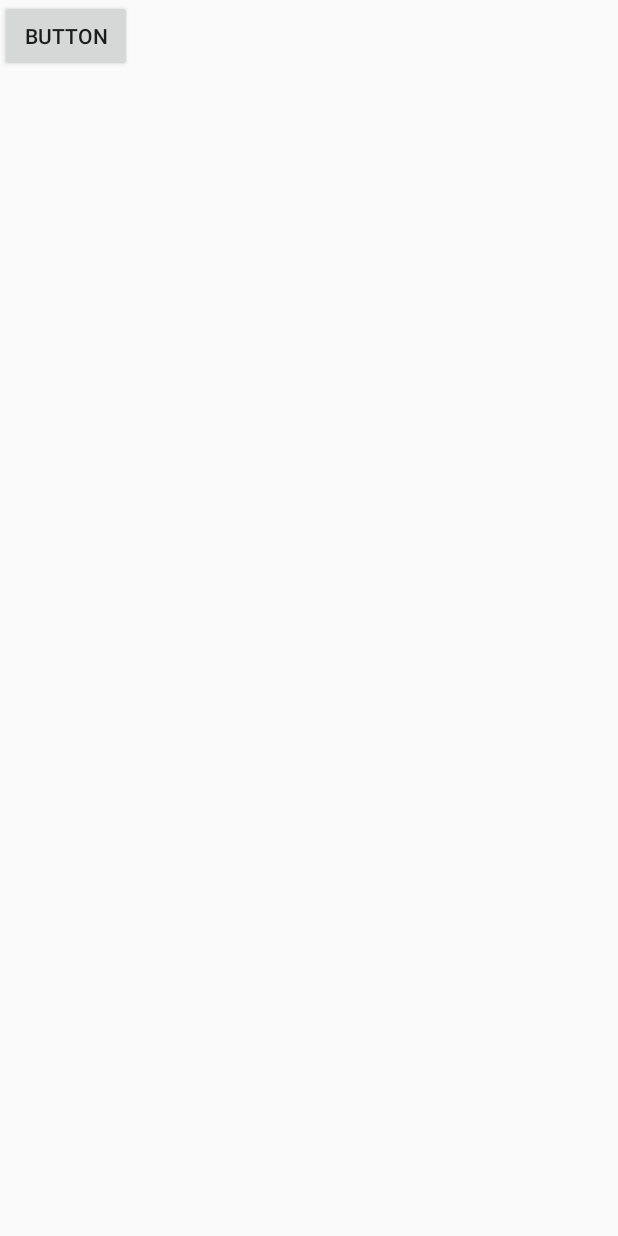
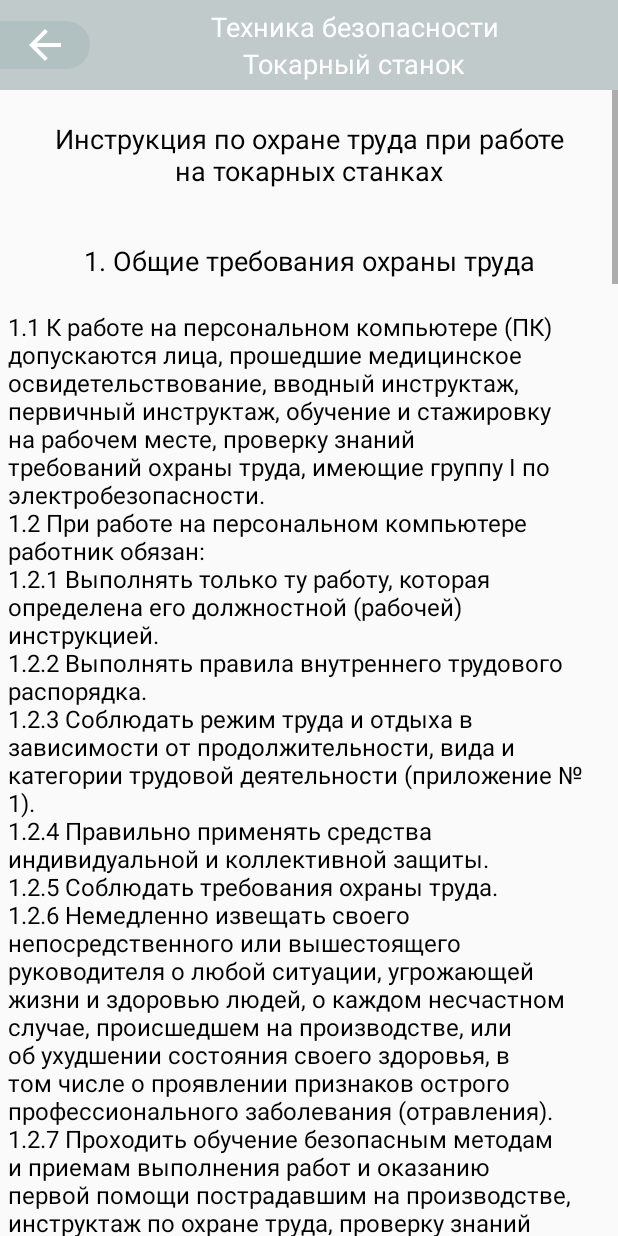
Before and after one commit to Shrek4/spravochnik_ot_tb, an Android app: the tb screen opened directly, with no data from a screen before it, on a phone screen of 412 x 824 dp. Run offline under Robolectric (Android 15) with nearby library versions, the phone set to English and light mode, and no system bars.

Commit message:
Add tb screen

```diff
--- a/app/app/src/main/java/com/example/tb/tb.java
+++ b/app/app/src/main/java/com/example/tb/tb.java
@@ -4,12 +4,149 @@ import androidx.appcompat.app.AppCompatActivity;
 
 import android.content.Intent;
 import android.os.Bundle;
+import android.text.Layout;
+import android.view.ContextThemeWrapper;
+import android.view.View;
+import android.view.View.OnClickListener;
+import android.widget.ImageView;
+import android.widget.LinearLayout;
+import android.widget.TextView;
+
+import java.util.ArrayList;
 
 public class tb extends AppCompatActivity {
+    private String pageTitle;
+    private String pageName;
+    private String tbName;
+
+    private TextView tv_pageTitle;
+    private TextView tv_pageName;
+    private TextView tv_tbName;
+
+    private LinearLayout layout;
+
+    private ImageView btnBack;
 
     @Override
     protected void onCreate(Bundle savedInstanceState) {
         super.onCreate(savedInstanceState);
         setContentView(R.layout.activity_tb);
+
+        tv_pageTitle = findViewById(R.id.page_title);
+        tv_pageName = findViewById(R.id.page_name);
+        tv_tbName = findViewById(R.id.tb_name);
+        layout = findViewById(R.id.linerForText);
+        btnBack = findViewById(R.id.back_button);
+
+        pageTitle = "Техника безопасности";
+        pageName = "Токарный станок";
+        tbName = "Инструкция по охране труда при работе на токарных станках";
+
+        tv_pageTitle.setText(pageTitle);
+        tv_pageName.setText(pageName);
+        tv_tbName.setText(tbName);
+
+        ArrayList<String> titles = new ArrayList<>();
+        ArrayList<String> texts = new ArrayList<>();
+
+        titles.add("1. Общие требования охраны труда");
+        titles.add("2. Требования охраны труда перед началом работы");
+        titles.add("3. Требования охраны труда во время работы");
+        titles.add("4. Требования охраны труда в аварийных ситуациях");
+        titles.add("5. Требования охраны труда по окончании работы");
+
+        texts.add("1.1 К работе на персональном компьютере (ПК) допускаются лица, прошедшие медицинское освидетельствование, вводный инструктаж, первичный инструктаж, обучение и стажировку на рабочем месте, проверку знаний требований охраны труда, имеющие группу I по электробезопасности.\n" +
+                "1.2 При работе на персональном компьютере работник обязан:\n" +
+                "1.2.1 Выполнять только ту работу, которая определена его должностной (рабочей) инструкцией.\n" +
+                "1.2.2 Выполнять правила внутреннего трудового распорядка.\n" +
+                "1.2.3 Соблюдать режим труда и отдыха в зависимости от продолжительности, вида и категории трудовой деятельности (приложение № 1).\n" +
+                "1.2.4 Правильно применять средства индивидуальной и коллективной защиты.\n" +
+                "1.2.5 Соблюдать требования охраны труда.\n" +
+                "1.2.6 Немедленно извещать своего непосредственного или вышестоящего руководителя о любой ситуации, угрожающей жизни и здоровью людей, о каждом несчастном случае, происшедшем на производстве, или об ухудшении состояния своего здоровья, в том числе о проявлении признаков острого профессионального заболевания (отравления).\n" +
+                "1.2.7 Проходить обучение безопасным методам и приемам выполнения работ и оказанию первой помощи пострадавшим на производстве, инструктаж по охране труда, проверку знаний требований охраны труда.\n" +
+                "1.2.8 Проходить обязательные периодические (в течение трудовой деятельности) медицинские осмотры (обследования), а также проходить внеочередные медицинские осмотры (обследования) по направлению работодателя в случаях, предусмотренных Трудовым кодексом и иными федеральными законами.\n" +
+                "1.2.9 Уметь оказывать первую помощь пострадавшим от электрического тока и при других несчастных случаях.\n" +
+                "1.2.10 Уметь применять первичные средства пожаротушения.\n" +
+                "1.3 При эксплуатации персонального компьютера на работника могут оказывать действие следующие опасные и вредные производствен¬ные факторы:\n" +
+                "-повышенный уровень электромагнитных излучений;\n" +
+                "-повышенный уровень статического электричества;\n" +
+                "-пониженная ионизация воздуха;\n" +
+                "-статические физические перегрузки;\n" +
+                "-перенапряжение зрительных анализаторов\n" +
+                "-недостаточная освещенность рабочего места.\n" +
+                "1.4 Конструкция ПЭВМ должна обеспечивать возможность поворота корпуса в горизонтальной и вертикальной плоскости с фиксацией в заданном положении для обеспечения фронтального наблюдения экрана ВДТ. Дизайн ПЭВМ должен предусматривать окраску корпуса в спокойные мягкие тона с диффузным рассеиванием света. Корпус ПЭВМ, клавиатура и другие блоки и устройства ПЭВМ должны иметь матовую поверхность с коэффициентом отражения 0,4 - 0,6 и не иметь блестящих деталей, способных создавать блики.\n" +
+                "1.5 Конструкция ВДТ должна предусматривать регулирование яркости и контрастности.\n" +
+                "1.6 Площадь на одно рабочее место пользователей ПЭВМ с ВДТ на базе электронно-лучевой трубки (ЭЛТ) должна составлять не менее 6 м2, в помещениях культурно-развлекательных учреждений и с ВДТ на базе плоских дискретных экранов (жидкокристаллические, плазменные) - 4,5 м2.\n" +
+                "При использовании ПВЭМ с ВДТ на базе ЭЛТ (без вспомогательных устройств - принтер, сканер и др.), отвечающих требованиям международных стандартов безопасности компьютеров, с продолжительностью работы менее 4-х часов в день допускается минимальная площадь 4,5 м2 на одно рабочее место пользователя (взрослого и учащегося высшего профессионального образования).\n" +
+                "1.7 Помещения, где размещаются рабочие места с ПЭВМ, должны быть оборудованы защитным заземлением (занулением) в соответствии с техническими требованиями по эксплуатации.\n" +
+                "1.8 Рабочие места с компьютерами должны размещаться таким образом, чтобы расстояние от экрана одного видеомонитора до тыла другого было не менее 2м, а расстояние между боковыми поверхностями видеомониторов - не менее 1,2м.\n" +
+                "1.9 Рабочие столы следует размещать таким образом, чтобы видео-дисплейные терминалы были ориентированы боковой стороной к световым проемам, чтобы естественный свет падал преимущественно слева.\n" +
+                "1.10 Оконные проемы в помещениях, где используются персональные компьютеры, должны быть оборудованы регулируемыми устройствами типа: жалюзи, занавесей, внешних козырьков и др.\n" +
+                "1.11 Искусственное освещение в помещениях для эксплуатации ПЭВМ должно осуществляться системой общего равномерного освещения. В производственных и административно-общественных помещениях, в случаях преимущественной работы с документами, следует применять системы комбинированного освещения (к общему освещению дополнительно устанавливаются светильники местного освещения, предназначенные для освещения зоны расположения документов).\n" +
+                "1.12 Экран видеомонитора должен находиться от глаз пользователя на расстоянии 600 - 700 мм, но не ближе 500 мм с учетом размеров алфавитно-цифровых знаков и символов.\n" +
+                "1.13 Рабочая мебель для пользователей компьютерной техникой должна отвечать следующим требованиям:\n" +
+                "-высота рабочей поверхности стола должна регулироваться в пределах 680-800мм; при отсутствии такой возможности высота рабочей поверхности стола должна составлять 725мм;\n" +
+                "-рабочий стол должен иметь пространство для ног высотой не менее 600 мм, шириной - не менее 500 мм, глубиной на уровне колен - не менее 450 мм и на уровне вытянутых ног - не менее 650 мм;\n" +
+                "-рабочий стул (кресло) должен быть подъемно-поворотным, регулируемым по высоте и углам наклона сиденья и спинки, а также расстоянию спинки от переднего края сиденья, при этом регулировка каждого параметра должна быть независимой, легко осуществляемой и иметь надежную фиксацию;\n" +
+                "-рабочее место должно быть оборудовано подставкой для ног, имеющей ширину не менее 300мм, глубину не менее 400мм, регулировку по высоте в пределах до 150мм и по углу наклона опорной поверхности подставки до 20о; поверхность подставки должна быть рифленой и иметь по переднему краю бортик высотой 10мм;\n" +
+                "-клавиатуру следует располагать на поверхности стола на расстоянии 100 - 300 мм от края, обращенного к пользователю, или на специальной, регулируемой по высоте рабочей поверхности, отделенной от основной столешницы.\n" +
+                "1.14 В помещениях, оборудованных ПЭВМ, проводится ежедневная влажная уборка и систематическое проветривание после каждого часа работы на ПЭВМ.\n" +
+                "1.15 Женщины со времени установления беременности переводятся на работы, не связанные с использованием ПЭВМ, или для них ограничивается время работы с ПЭВМ (не более 3-х часов за рабочую смену).\n" +
+                "1.16 В случаях травмирования или недомогания необходимо прекратить работу, известить об этом руководителя работ и обратиться в медицинское учреждение.\n" +
+                "1.17 За невыполнение данной инструкции виновные привлекаются к ответственности согласно законодательства Российской Федерации.\n");
+        texts.add("2.1 Подготовить рабочее место.\n" +
+                "2.2 Отрегулировать освещение на рабочем месте, убедиться в отсутствии бликов на экране.\n" +
+                "2.3 Проверить правильность подключения оборудования к электросети.\n" +
+                "2.4 Проверить исправность проводов питания и отсутствие оголенных участков проводов.\n" +
+                "2.5 Убедиться в наличии заземления системного блока, монитора и защитного экрана.\n" +
+                "2.6 Протереть антистатической салфеткой поверхность экрана монитора и защитного экрана.\n" +
+                "2.7 Проверить правильность установки стола, стула, подставки для ног, пюпитра, угла наклона экрана, положение клавиатуры, положение «мыши» на специальном коврике, при необходимости произвести регулировку рабочего стола и кресла, а также расположение элементов компьютера в соответствии с требованиями эргономики и в целях исключения неудобных поз и длительных напряжений тела.\n");
+        texts.add("3.1 Работнику при работе на ПК запрещается:\n" +
+                "-прикасаться к задней панели системного блока (процессора) при включенном питании;\n" +
+                "-переключать разъемы интерфейсных кабелей периферийных устройств при включенном питании;\n" +
+                "-допускать попадание влаги на поверхность системного блока (процессора), монитора, рабочую поверхность клавиатуры, дисководов, принтеров и других устройств;\n" +
+                "-производить самостоятельное вскрытие и ремонт оборудования;\n" +
+                "-работать на компьютере при снятых кожухах;\n" +
+                "-отключать оборудование от электросети и выдергивать электровилку, держась за шнур.\n" +
+                "3.2 Во время регламентированных перерывов с целью снижения нервно-эмоционального напряжения, утомления зрительного анализатора, устранения влияния гиподинамии и гипокинезии, предотвращения развития познотонического утомления выполнять комплексы упражнений.\n");
+        texts.add("4.1 Во всех случаях обрыва проводов питания, неисправности заземления и других повреждений, появления гари, немедленно отключить питание и сообщить об аварийной ситуации руководителю.\n" +
+                "4.2 Не приступать к работе до устранения неисправностей.\n" +
+                "4.3 При возникновении пожара, задымлении:\n" +
+                "4.3.1 Немедленно сообщить по телефону «01» в пожарную охрану, оповестить работающих, поставить в известность руководителя подразделения, сообщить о возгорании на пост охраны.\n" +
+                "4.3.2 Открыть запасные выходы из здания, обесточить электропитание, закрыть окна и прикрыть двери.\n" +
+                "4.3.3 Приступить к тушению пожара первичными средствами пожаротушения, если это не сопряжено с риском для жизни.\n" +
+                "4.3.4 Организовать встречу пожарной команды.\n" +
+                "4.3.5 Покинуть здание и находиться в зоне эвакуации.\n" +
+                "4.4 При несчастном случае:\n" +
+                "4.4.1 Немедленно организовать первую помощь пострадавшему и при необходимости доставку его в медицинскую организацию.\n" +
+                "4.4.2 Принять неотложные меры по предотвращению развития аварийной или иной чрезвычайной ситуации и воздействия травмирующих факторов на других лиц.\n" +
+                "4.4.3 Сохранить до начала расследования несчастного случая обстановку, какой она была на момент происшествия, если это не угрожает жизни и здоровью других лиц и не ведет к катастрофе, аварии или возникновению иных чрезвычайных обстоятельств, а в случае невозможности ее сохранения – зафиксировать сложившуюся обстановку (составить схемы, провести другие мероприятия).\n");
+        texts.add("5.1 Отключить питание компьютера.\n" +
+                "5.2 Привести в порядок рабочее место.\n" +
+                "5.3 Выполнить упражнения для глаз и пальцев рук на расслабление.\n");
+
+        for (int i = 0; i < titles.size(); i++){
+            TextView tv_title = new TextView(new ContextThemeWrapper(tb.this, R.style.tb_name));
+            tv_title.setText(titles.get(i));
+            tv_title.setId(8000+i);
+
+            TextView tv_name = new TextView(new ContextThemeWrapper(tb.this, R.style.tb_text));
+            tv_name.setText(texts.get(i));
+            tv_name.setTextAppearance(this,R.style.tb_text);
+            tv_name.setId(9000+i);
+
+            ((LinearLayout) layout).addView(tv_title);
+            ((LinearLayout) layout).addView(tv_name);
+        }
+
+        btnBack.setOnClickListener(backClick);
     }
+
+
+    OnClickListener backClick = new OnClickListener() {
+        @Override
+        public void onClick(View v) {
+            finish();
+        }
+    };
 }
--- /dev/null
+++ b/app/app/src/main/res/drawable/ic_arrow_back_black_24dp.xml
@@ -0,0 +1,5 @@
+<vector android:height="24dp" android:tint="#FFFFFF"
+    android:viewportHeight="24.0" android:viewportWidth="24.0"
+    android:width="24dp" xmlns:android="http://schemas.android.com/apk/res/android">
+    <path android:fillColor="#FF000000" android:pathData="M20,11H7.83l5.59,-5.59L12,4l-8,8 8,8 1.41,-1.41L7.83,13H20v-2z"/>
+</vector>
--- /dev/null
+++ b/app/app/src/main/res/drawable/icon_back.xml
@@ -0,0 +1,13 @@
+<shape xmlns:android="http://schemas.android.com/apk/res/android"
+    android:shape="rectangle">
+
+    <solid
+        android:color="#B1C0C1" >
+    </solid>
+
+    <corners
+        android:topRightRadius="20dp"
+        android:bottomRightRadius="20dp">
+    </corners>
+
+</shape>
--- a/app/app/src/main/res/layout/activity_tb.xml
+++ b/app/app/src/main/res/layout/activity_tb.xml
@@ -6,11 +6,37 @@
     android:layout_height="match_parent"
     tools:context=".tb">
 
-    <Button
-        android:id="@+id/button"
-        android:layout_width="wrap_content"
+    <include
+        android:id="@+id/include2"
+        layout="@layout/page_tool"
+        android:layout_width="0dp"
         android:layout_height="wrap_content"
-        android:text="Button"
-        tools:layout_editor_absoluteX="184dp"
-        tools:layout_editor_absoluteY="252dp" />
+        app:layout_constraintEnd_toEndOf="parent"
+        app:layout_constraintStart_toStartOf="parent"
+        app:layout_constraintTop_toTopOf="parent" />
+
+    <ScrollView
+        android:layout_width="match_parent"
+        android:layout_height="wrap_content"
+        app:layout_constraintEnd_toEndOf="parent"
+        app:layout_constraintStart_toStartOf="parent"
+        app:layout_constraintTop_toBottomOf="@+id/include2">
+
+        <LinearLayout
+            android:id="@+id/linerForText"
+            android:layout_width="match_parent"
+            android:layout_height="wrap_content"
+            android:orientation="vertical"
+            app:layout_constraintBottom_toBottomOf="parent"
+            app:layout_constraintEnd_toEndOf="parent"
+            app:layout_constraintHorizontal_bias="1.0"
+            app:layout_constraintStart_toStartOf="parent"
+            app:layout_constraintTop_toBottomOf="@+id/include2"
+            app:layout_constraintVertical_bias="1.0">
+
+            <TextView
+                android:id="@+id/tb_name"
+                style="@style/tb_name" />
+        </LinearLayout>
+    </ScrollView>
 </androidx.constraintlayout.widget.ConstraintLayout>
--- /dev/null
+++ b/app/app/src/main/res/layout/page_tool.xml
@@ -0,0 +1,50 @@
+<?xml version="1.0" encoding="utf-8"?>
+<androidx.appcompat.widget.Toolbar xmlns:android="http://schemas.android.com/apk/res/android"
+    xmlns:app="http://schemas.android.com/apk/res-auto"
+    xmlns:tools="http://schemas.android.com/tools"
+    android:layout_width="match_parent"
+    android:layout_height="56dp"
+    android:background="#C1CACB"
+    android:paddingTop="5dp"
+    android:paddingBottom="5dp"
+    app:contentInsetStart="0dp">
+
+    <LinearLayout
+        android:layout_width="match_parent"
+        android:layout_height="match_parent"
+        android:orientation="horizontal">
+
+        <ImageView
+            android:id="@+id/back_button"
+            android:layout_width="60dp"
+            android:layout_height="32dp"
+            android:layout_gravity="center"
+            android:background="@drawable/icon_back"
+            android:src="@drawable/ic_arrow_back_black_24dp" />
+
+        <LinearLayout
+            android:layout_width="match_parent"
+            android:layout_height="wrap_content"
+            android:orientation="vertical"
+            android:gravity="center">
+
+            <TextView
+                android:layout_width="match_parent"
+                android:layout_height="wrap_content"
+                android:text="Заголовок1"
+                android:textColor="@android:color/white"
+                android:textAlignment="center"
+                android:textSize="18sp"
+                android:id="@+id/page_title"/>
+            <TextView
+                android:layout_width="match_parent"
+                android:layout_height="wrap_content"
+                android:text="Заголовок2"
+                android:textColor="@android:color/white"
+                android:textAlignment="center"
+                android:textSize="18sp"
+                android:id="@+id/page_name"/>
+        </LinearLayout>
+    </LinearLayout>
+
+</androidx.appcompat.widget.Toolbar>
--- a/app/app/src/main/res/values/styles.xml
+++ b/app/app/src/main/res/values/styles.xml
@@ -12,4 +12,27 @@
         <item name="android:windowBackground">@drawable/loading_screen</item>
     </style>
 
+    <style name="tb_name">
+        <item name="android:paddingLeft">30dp</item>
+        <item name="android:paddingTop">20dp</item>
+        <item name="android:paddingRight">30dp</item>
+        <item name="android:paddingBottom">15dp</item>
+        <item name="android:textAlignment">center</item>
+        <item name="android:textColor">@android:color/black</item>
+        <item name="android:layout_width">match_parent</item>
+        <item name="android:layout_height">wrap_content</item>
+        <item name="android:textSize">18sp</item>
+    </style>
+
+    <style name="tb_text">
+        <item name="android:paddingLeft">5dp</item>
+        <item name="android:paddingTop">5dp</item>
+        <item name="android:paddingRight">5dp</item>
+        <item name="android:paddingBottom">5dp</item>
+        <item name="android:textColor">@android:color/black</item>
+        <item name="android:layout_width">match_parent</item>
+        <item name="android:layout_height">wrap_content</item>
+        <item name="android:textSize">16sp</item>
+    </style>
+
 </resources>
```
